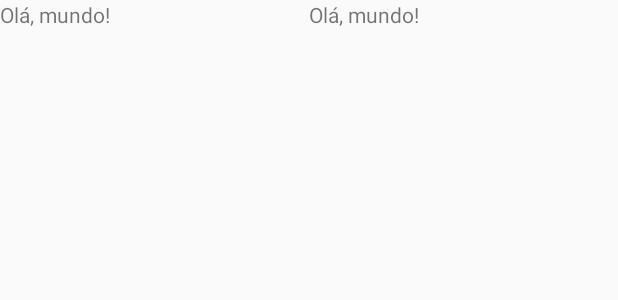
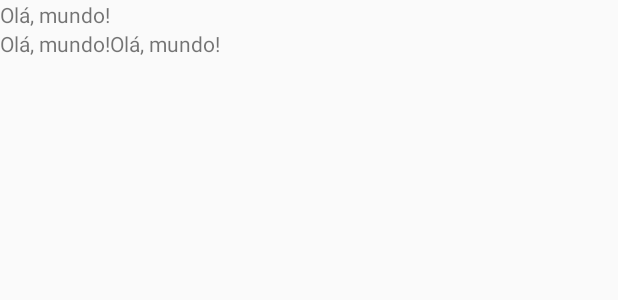
Before and after one commit to marcelocezario/Desenvolvedor-Android-Iniciante-Udemy-Android, an Android app: the layout activity_main.xml on its own in the app's theme, with its tools: preview values and no code run, on a phone screen of 412 x 824 dp. Shown: the top 300 px of the screen. Run offline under Robolectric (Android 15) with nearby library versions, the phone set to English and light mode, and no system bars.

Commit message:
LinearLayout dentro de outro LinearLayout

```diff
--- a/DesenvolvedorAndroidIniciante/app/src/main/res/layout/activity_main.xml
+++ b/DesenvolvedorAndroidIniciante/app/src/main/res/layout/activity_main.xml
@@ -1,25 +1,31 @@
 <?xml version="1.0" encoding="utf-8"?>
-<LinearLayout
-    xmlns:android="http://schemas.android.com/apk/res/android"
+<LinearLayout xmlns:android="http://schemas.android.com/apk/res/android"
     xmlns:app="http://schemas.android.com/apk/res-auto"
     xmlns:tools="http://schemas.android.com/tools"
     android:layout_width="match_parent"
     android:layout_height="match_parent"
-    android:orientation="horizontal"
+    android:orientation="vertical"
     tools:context=".MainActivity">
 
     <TextView
-        android:layout_width="0dp"
-        android:layout_weight="1"
+        android:layout_width="wrap_content"
         android:layout_height="wrap_content"
         android:text="Olá, mundo!" />
 
-    <TextView
-        android:layout_width="0dp"
-        android:layout_weight="1"
+    <LinearLayout
+        android:layout_width="match_parent"
         android:layout_height="wrap_content"
-        android:text="Olá, mundo!" />
+        android:orientation="horizontal">
 
+        <TextView
+            android:layout_width="wrap_content"
+            android:layout_height="wrap_content"
+            android:text="Olá, mundo!" />
 
+        <TextView
+            android:layout_width="wrap_content"
+            android:layout_height="wrap_content"
+            android:text="Olá, mundo!" />
 
+    </LinearLayout>
 </LinearLayout>
```
